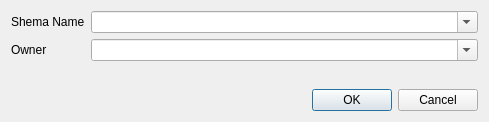
Old version of the form GUI/pgdba_ddlgenplugin/dlgparametersschema.ui in the repository marcotcal/PG-DBA-Tools.
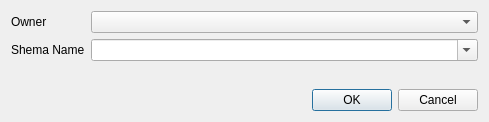
New version of the form.

Commit message: Reorganizing the dialog methods

The edit to the form file:
```diff
--- a/GUI/pgdba_ddlgenplugin/dlgparametersschema.ui
+++ b/GUI/pgdba_ddlgenplugin/dlgparametersschema.ui
@@ -17,13 +17,6 @@
    <item>
     <layout class="QFormLayout" name="formLayout">
      <item row="0" column="0">
-      <widget class="QLabel" name="label">
-       <property name="text">
-        <string>Shema Name</string>
-       </property>
-      </widget>
-     </item>
-     <item row="1" column="0">
       <widget class="QLabel" name="label_2">
        <property name="text">
         <string>Owner</string>
@@ -31,14 +24,21 @@
       </widget>
      </item>
      <item row="0" column="1">
-      <widget class="QComboBox" name="schema_name">
+      <widget class="QComboBox" name="schema_owner">
        <property name="editable">
-        <bool>true</bool>
+        <bool>false</bool>
+       </property>
+      </widget>
+     </item>
+     <item row="1" column="0">
+      <widget class="QLabel" name="label">
+       <property name="text">
+        <string>Shema Name</string>
        </property>
       </widget>
      </item>
      <item row="1" column="1">
-      <widget class="QComboBox" name="schema_owner">
+      <widget class="QComboBox" name="schema_name">
        <property name="editable">
         <bool>true</bool>
        </property>
```
The commit also changes 5 other files.
